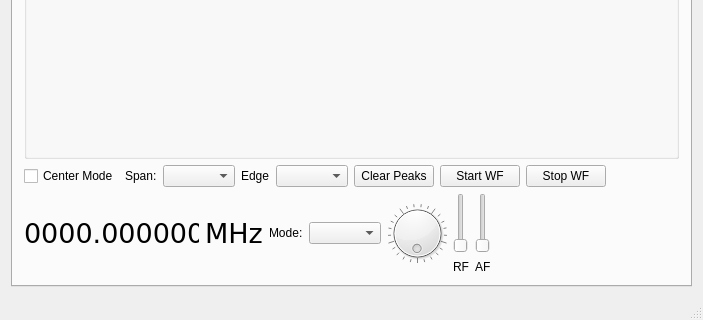
The window that wfmain.ui (adecarolis/wfweb) describes before a commit, drawn with Qt 5; both pictures show x 0 to 703 and y 262 to 582 of the 703 by 582 pixel window.
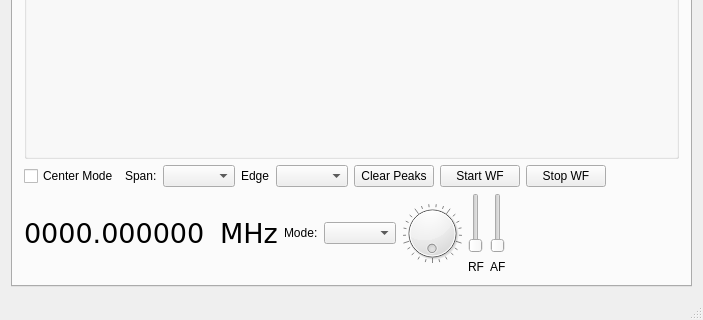
The same window after the commit. The open tabs and pages were chosen to show the change. Custom widgets are drawn as their Qt base class.

Commit message: Added a few pixels to the frequency text box, should fix issue on L-Band frequencies.

```diff
--- a/wfmain.ui
+++ b/wfmain.ui
@@ -123,7 +123,7 @@
             </property>
             <property name="minimumSize">
              <size>
-              <width>175</width>
+              <width>190</width>
               <height>0</height>
              </size>
             </property>
```
Left out of the diff: 4 changed lines with no effect on the pictures.
